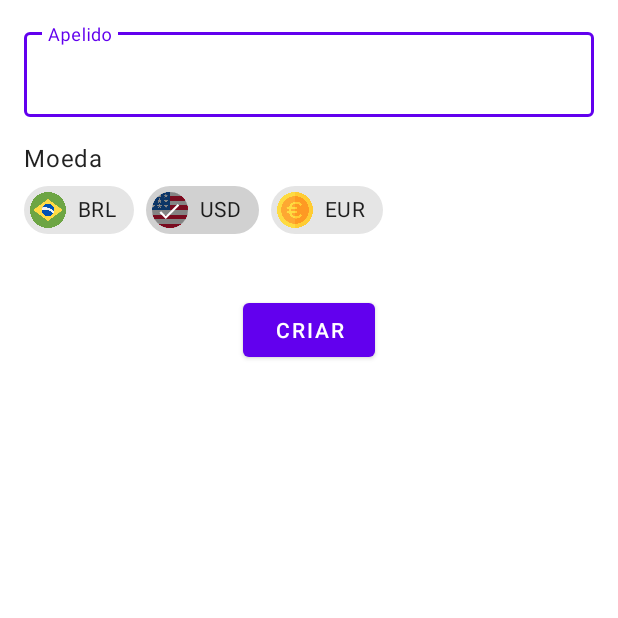
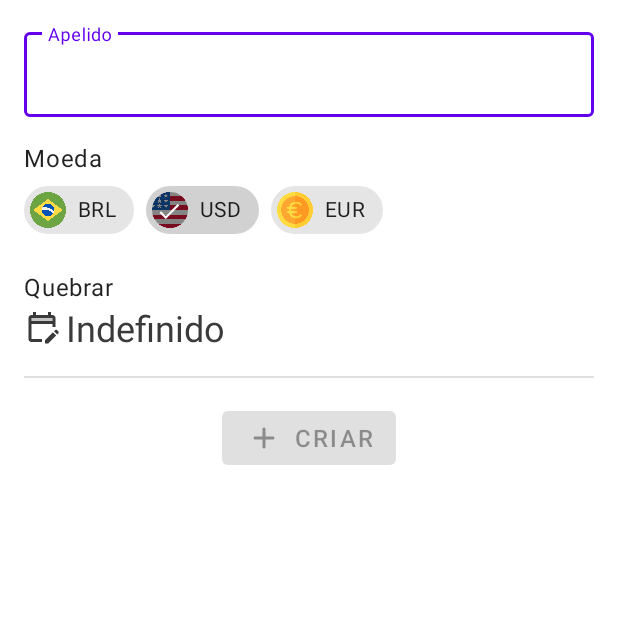
Before and after one commit to Irineu333/Vault, an Android app: the fragment PiggyBankFragment shown on its own in the app's theme, on a phone screen of 412 x 824 dp, the top half of it. Run offline under Robolectric (Android 15) with nearby library versions, the phone set to English and light mode, and no system bars.

Commit message:
feat(piggy bank): create validation and improve state

```diff
--- a/app/build.gradle
+++ b/app/build.gradle
@@ -42,6 +42,11 @@ dependencies {
     //ktx core
     implementation 'androidx.core:core-ktx:1.7.0'
 
+    //ktx lifecycle
+    implementation ('androidx.lifecycle:lifecycle-runtime-ktx:2.4.1') {
+        because("flow lifecycle aware")
+    }
+
     //navigation component
     def nav_version = '2.4.2'
     implementation "androidx.navigation:navigation-fragment-ktx:$nav_version"
--- a/app/src/main/java/com/neo/vault/ui/bottomSheet/CreateVaultBottomSheet.kt
+++ b/app/src/main/java/com/neo/vault/ui/feature/createVault/CreateVaultBottomSheet.kt
@@ -1,4 +1,4 @@
-package com.neo.vault.ui.bottomSheet
+package com.neo.vault.ui.feature.createVault
 
 import android.os.Bundle
 import android.view.LayoutInflater
--- a/app/src/main/java/com/neo/vault/ui/fragment/createVault/ChooseTypeFragment.kt
+++ b/app/src/main/java/com/neo/vault/ui/feature/createVault/fragments/ChooseTypeFragment.kt
@@ -1,4 +1,4 @@
-package com.neo.vault.ui.fragment.createVault
+package com.neo.vault.ui.feature.createVault.fragments
 
 import android.os.Bundle
 import android.view.LayoutInflater
--- /dev/null
+++ b/app/src/main/java/com/neo/vault/ui/feature/createVault/fragments/PiggyBankFragment.kt
@@ -0,0 +1,167 @@
+package com.neo.vault.ui.feature.createVault.fragments
+
+import android.content.res.ColorStateList
+import android.graphics.Color
+import android.os.Bundle
+import android.view.LayoutInflater
+import android.view.View
+import android.view.ViewGroup
+import androidx.fragment.app.Fragment
+import androidx.fragment.app.viewModels
+import androidx.lifecycle.Lifecycle
+import androidx.lifecycle.flowWithLifecycle
+import androidx.lifecycle.lifecycleScope
+import com.google.android.material.datepicker.MaterialDatePicker
+import com.neo.vault.R
+import com.neo.vault.databinding.FragmentPiggyBankBinding
+import com.neo.vault.ui.feature.createVault.viewModel.CreateVaultViewModel
+import com.neo.vault.util.CurrencyUtil
+import com.neo.vault.util.extension.ValidationResult
+import com.neo.vault.util.extension.addValidationListener
+import com.neo.vault.util.extension.formatted
+import kotlinx.coroutines.flow.collect
+import kotlinx.coroutines.launch
+
+
+class PiggyBankFragment : Fragment() {
+
+    private var _binding: FragmentPiggyBankBinding? = null
+    private val binding get() = _binding!!
+
+    private val viewModel: CreateVaultViewModel by viewModels()
+
+    override fun onCreateView(
+        inflater: LayoutInflater,
+        container: ViewGroup?,
+        savedInstanceState: Bundle?
+    ): View {
+        _binding = FragmentPiggyBankBinding.inflate(
+            inflater,
+            container,
+            false
+        )
+        return binding.root
+    }
+
+    override fun onDestroyView() {
+        super.onDestroyView()
+        _binding = null
+    }
+
+    override fun onViewCreated(view: View, savedInstanceState: Bundle?) {
+        super.onViewCreated(view, savedInstanceState)
+
+        setupView()
+        setupListeners()
+        setupObservers()
+    }
+
+    private fun setupView() {
+        setupCurrency()
+    }
+
+    private fun setupListeners() {
+        binding.btnDateToBreak.setOnClickListener {
+            showDataPicker {
+                addOnPositiveButtonClickListener {
+                    viewModel.setDateToBreak(it)
+                }
+            }
+        }
+
+        binding.btnCreateVault.setOnClickListener {
+            createVault()
+        }
+
+        binding.tilName.addValidationListener(
+            validation = { value ->
+                when {
+                    value.isBlank() -> {
+                        ValidationResult.isInvalid(
+                            message = "Nome do cofre não pode ser vazio"
+                        )
+                    }
+
+                    viewModel.hasVaultWithName(value) -> {
+                        ValidationResult.isInvalid(
+                            message = "Já existe um cofre com esse nome"
+                        )
+                    }
+
+                    else -> ValidationResult.isValid
+                }
+            },
+            isValid = {
+
+                error = null
+                isErrorEnabled = false
+
+                boxStrokeColor = Color.GREEN
+                hintTextColor = ColorStateList.valueOf(Color.GREEN)
+
+                binding.btnCreateVault.isEnabled = true
+            },
+            isInvalid = { textError ->
+
+                error = textError
+                isErrorEnabled = true
+
+                binding.btnCreateVault.isEnabled = false
+            }
+        )
+    }
+
+    private fun setupObservers() = viewLifecycleOwner.lifecycleScope.launch {
+        viewModel.dateToBreak.flowWithLifecycle(
+            viewLifecycleOwner.lifecycle,
+            Lifecycle.State.STARTED
+        ).collect {
+            binding.btnDateToBreak.text = it?.formatted ?: UNDEFINED_DATE_TEXT
+        }
+    }
+
+    private fun setupCurrency() = with(binding.cgCurrency) {
+
+        if (checkedChipId != View.NO_ID) return@with
+
+        when (CurrencyUtil.currency.currencyCode) {
+            "BRL" -> {
+                check(R.id.chip_brl)
+            }
+
+            "USD" -> {
+                check(R.id.chip_usd)
+            }
+
+            "EUR" -> {
+                check(R.id.chip_eur)
+            }
+            else -> {
+                check(R.id.chip_usd)
+            }
+        }
+    }
+
+    private fun createVault() {
+
+    }
+
+    private fun showDataPicker(config: MaterialDatePicker<Long>.() -> Unit) {
+        MaterialDatePicker.Builder
+            .datePicker()
+            .setInputMode(MaterialDatePicker.INPUT_MODE_CALENDAR)
+            .build().also { datePicker ->
+                config(datePicker)
+                datePicker.show(
+                    parentFragmentManager,
+                    DATA_PICKER_TAG
+                )
+            }
+    }
+
+    companion object {
+        const val UNDEFINED_DATE_TEXT = "Indefinido"
+        const val DATA_PICKER_TAG = "DATA_PICKER"
+    }
+
+}
--- a/app/src/main/java/com/neo/vault/ui/fragment/ValuesFragment.kt
+++ b/app/src/main/java/com/neo/vault/ui/feature/values/ValuesFragment.kt
@@ -1,4 +1,4 @@
-package com.neo.vault.ui.fragment
+package com.neo.vault.ui.feature.values
 
 import android.os.Bundle
 import android.view.LayoutInflater
--- a/app/src/main/java/com/neo/vault/ui/fragment/listVaults/HomeVaultsFragment.kt
+++ b/app/src/main/java/com/neo/vault/ui/feature/vaults/HomeVaultsFragment.kt
@@ -1,4 +1,4 @@
-package com.neo.vault.ui.fragment.listVaults
+package com.neo.vault.ui.feature.vaults
 
 import android.os.Bundle
 import android.view.LayoutInflater
@@ -6,7 +6,7 @@ import android.view.View
 import android.view.ViewGroup
 import androidx.fragment.app.Fragment
 import com.neo.vault.databinding.FragmentHomeVaultsBinding
-import com.neo.vault.ui.bottomSheet.CreateVaultBottomSheet
+import com.neo.vault.ui.feature.createVault.CreateVaultBottomSheet
 
 class HomeVaultsFragment : Fragment() {
 
--- a/app/src/main/java/com/neo/vault/ui/fragment/createVault/PiggyBankFragment.kt
+++ /dev/null
@@ -1,62 +0,0 @@
-package com.neo.vault.ui.fragment.createVault
-
-import android.os.Bundle
-import android.view.LayoutInflater
-import android.view.View
-import android.view.ViewGroup
-import androidx.fragment.app.Fragment
-import com.neo.vault.R
-import com.neo.vault.databinding.FragmentPiggyBankBinding
-import com.neo.vault.util.CurrencyUtil
-
-class PiggyBankFragment : Fragment() {
-
-    private var _binding: FragmentPiggyBankBinding? = null
-    private val binding get() = _binding!!
-
-
-    override fun onCreateView(
-        inflater: LayoutInflater,
-        container: ViewGroup?,
-        savedInstanceState: Bundle?
-    ): View {
-        _binding = FragmentPiggyBankBinding.inflate(
-            inflater,
-            container,
-            false
-        )
-        return binding.root
-    }
-
-    override fun onDestroyView() {
-        super.onDestroyView()
-        _binding = null
-    }
-
-    override fun onViewCreated(view: View, savedInstanceState: Bundle?) {
-        super.onViewCreated(view, savedInstanceState)
-
-        setupView()
-    }
-
-    private fun setupView() {
-        setupCurrency()
-    }
-
-    private fun setupCurrency() = with(binding.cgCurrency) {
-        when (CurrencyUtil.currency.currencyCode) {
-            "BRL" -> {
-                check(R.id.chip_brl)
-            }
-
-            "USD" -> {
-                check(R.id.chip_usd)
-            }
-
-            "EUR" -> {
-                check(R.id.chip_eur)
-            }
-        }
-    }
-
-}
--- /dev/null
+++ b/app/src/main/java/com/neo/vault/util/extension/TextInputLayoutExtensions.kt
@@ -0,0 +1,33 @@
+package com.neo.vault.util.extension
+
+import androidx.core.widget.addTextChangedListener
+import com.google.android.material.textfield.TextInputLayout
+
+fun TextInputLayout.addValidationListener(
+    validation: (value: String) -> ValidationResult,
+    isInvalid: TextInputLayout.(String) -> Unit = {},
+    isValid: TextInputLayout.() -> Unit = {}
+) {
+
+    editText?.addTextChangedListener { value ->
+        if (value != null) {
+
+            when (val result = validation("$value")) {
+                is ValidationResult.isInvalid -> {
+                    isInvalid(this, result.message)
+                }
+                ValidationResult.isValid -> {
+                    isValid(this)
+                }
+            }
+        }
+    } ?: throw IllegalArgumentException("an edittext is required")
+}
+
+sealed class ValidationResult {
+
+    object isValid : ValidationResult()
+    data class isInvalid(
+        val message: String
+    ) : ValidationResult()
+}
--- /dev/null
+++ b/app/src/main/res/drawable/ic_edit_calendar.xml
@@ -0,0 +1,15 @@
+<vector xmlns:android="http://schemas.android.com/apk/res/android"
+    android:width="24dp"
+    android:height="24dp"
+    android:viewportWidth="24"
+    android:viewportHeight="24"
+    android:tint="?attr/colorControlNormal">
+  <path
+      android:fillColor="@android:color/white"
+      android:pathData="M5,6h14v2h-14z"
+      android:strokeAlpha="0.3"
+      android:fillAlpha="0.3"/>
+  <path
+      android:fillColor="@android:color/white"
+      android:pathData="M5,10h14v2h2V6c0,-1.1 -0.9,-2 -2,-2h-1V2h-2v2H8V2H6v2H5C3.89,4 3.01,4.9 3.01,6L3,20c0,1.1 0.89,2 2,2h7v-2H5V10zM5,6h14v2H5V6zM22.84,16.28l-0.71,0.71l-2.12,-2.12l0.71,-0.71c0.39,-0.39 1.02,-0.39 1.41,0l0.71,0.71C23.23,15.26 23.23,15.89 22.84,16.28zM19.3,15.58l2.12,2.12l-5.3,5.3H14v-2.12L19.3,15.58z"/>
+</vector>
--- a/app/src/main/res/layout/activity_main.xml
+++ b/app/src/main/res/layout/activity_main.xml
@@ -22,7 +22,7 @@
 
     <androidx.fragment.app.FragmentContainerView
         android:id="@+id/container_values"
-        android:name="com.neo.vault.ui.fragment.ValuesFragment"
+        android:name="com.neo.vault.ui.feature.values.ValuesFragment"
         android:layout_width="match_parent"
         android:layout_height="wrap_content"
         tools:layout="@layout/fragment_values" />
--- a/app/src/main/res/layout/fragment_piggy_bank.xml
+++ b/app/src/main/res/layout/fragment_piggy_bank.xml
@@ -5,15 +5,17 @@
     android:layout_height="match_parent"
     android:orientation="vertical"
     android:paddingHorizontal="16dp"
-    android:paddingVertical="16dp">
+    android:paddingTop="16dp">
 
     <com.google.android.material.textfield.TextInputLayout
+        android:id="@+id/til_name"
         style="@style/Widget.MaterialComponents.TextInputLayout.OutlinedBox"
         android:layout_width="match_parent"
         android:layout_height="wrap_content"
         android:hint="Apelido">
 
         <com.google.android.material.textfield.TextInputEditText
+            android:id="@+id/tie_name"
             android:layout_width="match_parent"
             android:layout_height="wrap_content" />
 
@@ -24,7 +26,7 @@
         android:layout_height="wrap_content"
         android:layout_marginTop="16dp"
         android:text="Moeda"
-        android:textAppearance="@style/TextAppearance.Material3.BodyLarge" />
+        android:textAppearance="@style/TextAppearance.MaterialComponents.Body1" />
 
     <com.google.android.material.chip.ChipGroup
         android:id="@+id/cg_currency"
@@ -43,27 +45,55 @@
 
         <com.google.android.material.chip.Chip
             android:id="@+id/chip_usd"
-            app:chipIcon="@drawable/ic_eua"
             android:layout_width="wrap_content"
             android:layout_height="match_parent"
             android:checkable="true"
-            android:text="USD" />
+            android:text="USD"
+            app:chipIcon="@drawable/ic_eua" />
 
         <com.google.android.material.chip.Chip
             android:id="@+id/chip_eur"
-            app:chipIcon="@drawable/ic_euro"
             android:layout_width="wrap_content"
             android:layout_height="match_parent"
             android:checkable="true"
-            android:text="EUR" />
+            android:text="EUR"
+            app:chipIcon="@drawable/ic_euro" />
 
     </com.google.android.material.chip.ChipGroup>
 
+    <TextView
+        android:layout_width="wrap_content"
+        android:layout_height="wrap_content"
+        android:layout_marginTop="16dp"
+        android:text="Quebrar"
+        android:textAppearance="@style/TextAppearance.MaterialComponents.Body1" />
+
+    <androidx.appcompat.widget.AppCompatTextView
+        android:id="@+id/btn_date_to_break"
+        android:layout_width="wrap_content"
+        android:layout_height="wrap_content"
+        android:background="?attr/selectableItemBackground"
+        android:drawableStart="@drawable/ic_edit_calendar"
+        android:drawablePadding="4dp"
+        android:text="Indefinido"
+        android:textAppearance="@style/TextAppearance.Material3.HeadlineSmall"
+        android:textColor="#3A3A3A"
+        app:drawableTint="#3A3A3A" />
+
+    <com.google.android.material.divider.MaterialDivider
+        android:layout_width="match_parent"
+        android:layout_height="wrap_content"
+        android:layout_marginTop="16dp" />
+
     <com.google.android.material.button.MaterialButton
+        android:layout_margin="16dp"
+        android:id="@+id/btn_create_vault"
         android:layout_width="wrap_content"
         android:layout_height="wrap_content"
         android:layout_gravity="center"
-        android:layout_marginTop="32dp"
-        android:text="Criar" />
+        android:enabled="false"
+        android:text="Criar"
+        android:textSize="16sp"
+        app:icon="@drawable/ic_add_vector" />
 
 </LinearLayout>
--- a/app/src/main/res/navigation/create_vault_graph.xml
+++ b/app/src/main/res/navigation/create_vault_graph.xml
@@ -7,7 +7,7 @@
 
     <fragment
         android:id="@+id/chooseTypeFragment"
-        android:name="com.neo.vault.ui.fragment.createVault.ChooseTypeFragment"
+        android:name="com.neo.vault.ui.feature.createVault.fragments.ChooseTypeFragment"
         android:label="Escolha o tipo"
         tools:layout="@layout/fragment_choose_type">
         <action
@@ -21,7 +21,7 @@
 
     <fragment
         android:id="@+id/piggyBankFragment"
-        android:name="com.neo.vault.ui.fragment.createVault.PiggyBankFragment"
+        android:name="com.neo.vault.ui.feature.createVault.fragments.PiggyBankFragment"
         android:label="Cofrinho"
         tools:layout="@layout/fragment_piggy_bank" />
 </navigation>
--- a/app/src/main/res/navigation/list_vaults_graph.xml
+++ b/app/src/main/res/navigation/list_vaults_graph.xml
@@ -7,7 +7,7 @@
 
     <fragment
         android:id="@+id/homeVaults"
-        android:name="com.neo.vault.ui.fragment.listVaults.HomeVaultsFragment"
+        android:name="com.neo.vault.ui.feature.vaults.HomeVaultsFragment"
         android:label="HomeTransactions"
         tools:layout="@layout/fragment_home_vaults" />
 </navigation>
```
Also changed, not shown: app/src/main/java/com/neo/vault/model/UiText.kt (added, +13 -0 lines), app/src/main/java/com/neo/vault/ui/feature/createVault/viewModel/CreateVaultViewModel.kt (added, +45 -0 lines), app/src/main/java/com/neo/vault/util/extension/CalendarExtensions.kt (added, +8 -0 lines).
